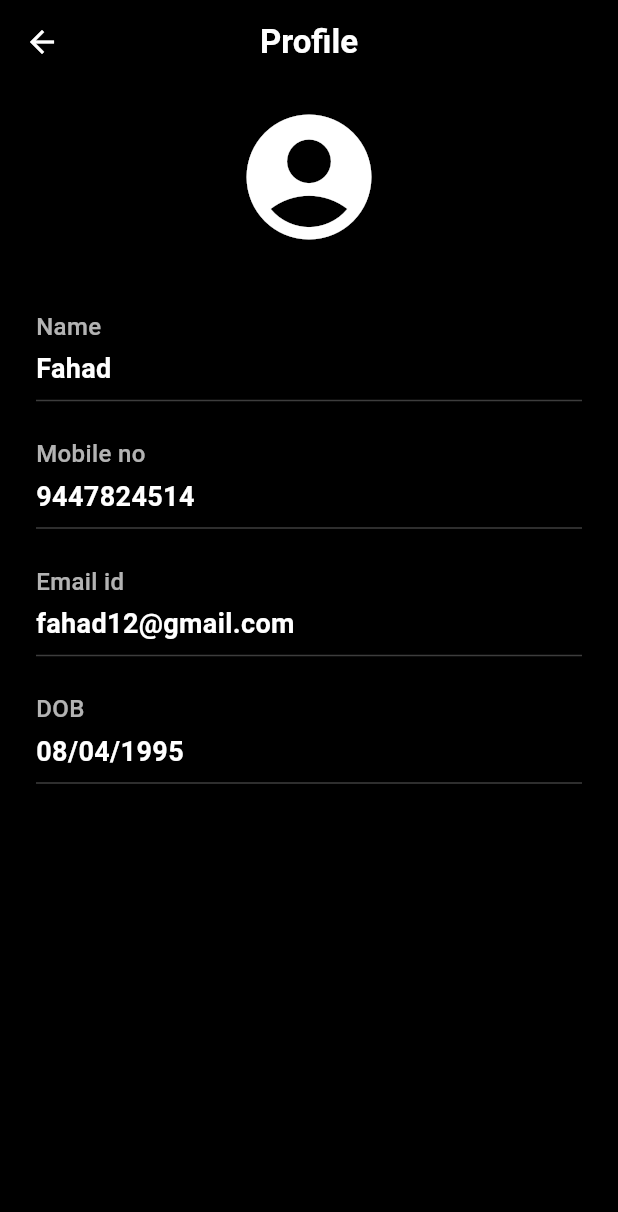
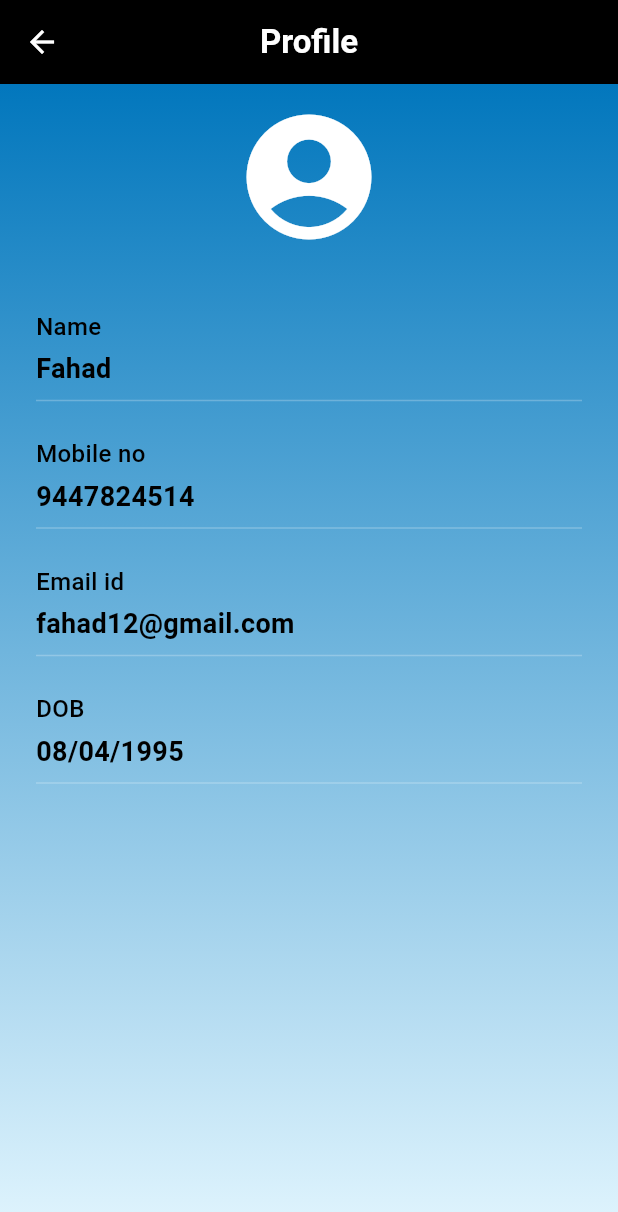
Before and after one commit to ummerfarook905/Aquafin_frontend, a Flutter app: the ProfileScreen screen opened by its route, on a phone screen of 412 x 824 dp. Shown: the top 1212 px of the screen. Run offline on Flutter 3.47's test engine with Material 3 defaults, Android fonts, the light colour scheme and no system bars; our stand-ins replace get; accounts and stored records are empty.

Commit message:
adding profile page

```diff
--- a/lib/controllers/navigation_controller.dart
+++ b/lib/controllers/navigation_controller.dart
@@ -1,5 +1,6 @@
 import 'package:aquafin_frontend/views/cart_screen.dart';
 import 'package:aquafin_frontend/views/product_screen.dart';
+import 'package:aquafin_frontend/views/profile_screen.dart';
 import 'package:flutter/cupertino.dart';
 import 'package:get/get.dart';
 
@@ -10,6 +11,7 @@ class NavigationController extends GetxController {
   final List<Widget> pages = [
     ProductScreen(),
     CartScreen(),
+    ProfileScreen(),
   ];
 
   final pageTitles = [
--- a/lib/views/profile_screen.dart
+++ b/lib/views/profile_screen.dart
@@ -1,5 +1,6 @@
 import 'package:aquafin_frontend/controllers/profile_controller.dart';
 import 'package:aquafin_frontend/widgets/common_appbar.dart';
+import 'package:aquafin_frontend/widgets/gradient.dart';
 import 'package:flutter/material.dart';
 import 'package:get/get.dart';
 
@@ -9,8 +10,7 @@ class ProfileScreen extends StatelessWidget {
   @override
   Widget build(BuildContext context) {
     final ProfileController controller = Get.put(ProfileController());
-    return Scaffold(
-      backgroundColor: Colors.black,
+    return GradientScaffold(
       appBar: const CommonAppbar(title: "Profile"),
       body: Padding(
         padding: const EdgeInsets.all(12.0),
@@ -59,7 +59,7 @@ class ProfileScreen extends StatelessWidget {
           Text(
             title,
             style: const TextStyle(
-              color: Colors.white70,
+              color: Colors.black,
               fontSize: 16,
               fontWeight: FontWeight.w500,
             ),
@@ -68,7 +68,7 @@ class ProfileScreen extends StatelessWidget {
           Text(
             value,
             style: const TextStyle(
-              color: Colors.white,
+              color: Colors.black,
               fontSize: 18,
               fontWeight: FontWeight.bold,
             ),
```
Also changed, not shown: lib/views/cart_screen.dart (+22 -1 lines).
